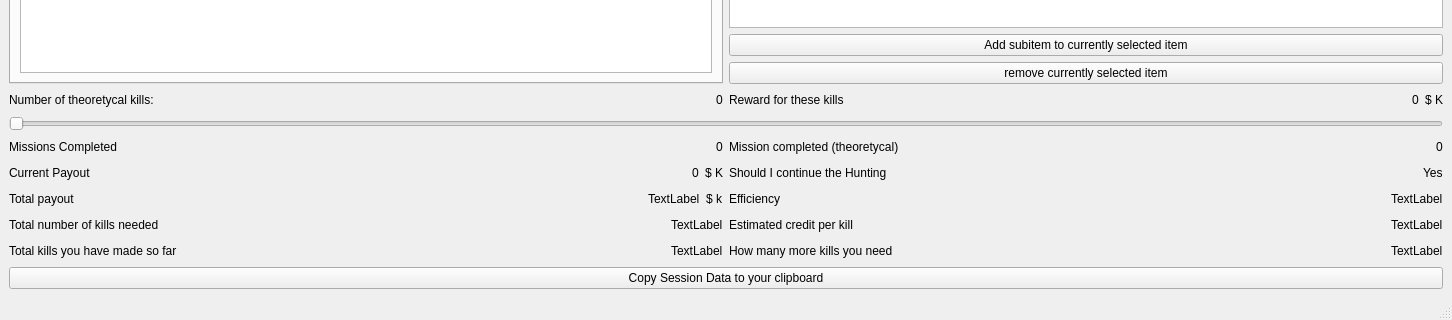
Qt form SRC/mainwindow.ui (aklakina/EliteMoney) before a commit; both pictures show x 0 to 1452 and y 419 to 739 of the 1452 by 739 pixel window.
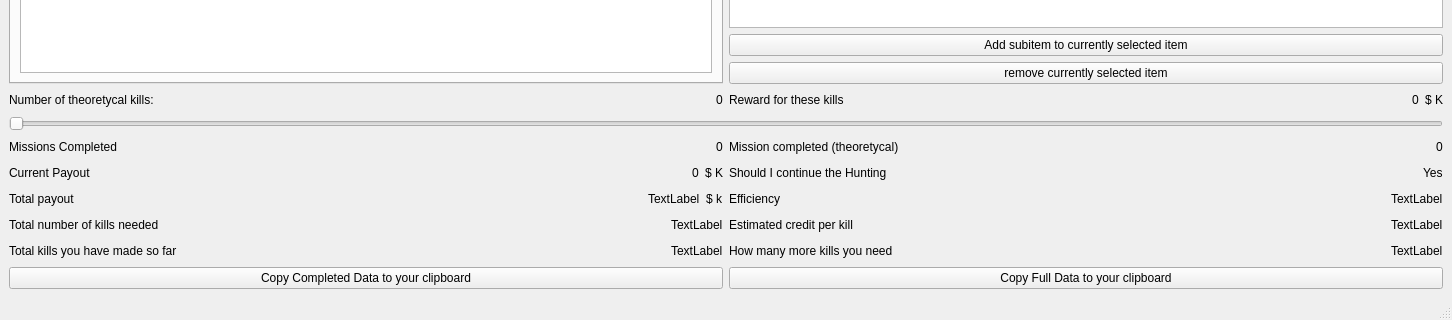
The same form after that commit.

The edit to the form file:
```diff
--- a/SRC/mainwindow.ui
+++ b/SRC/mainwindow.ui
@@ -559,10 +559,17 @@
       </item>
      </layout>
     </item>
-    <item row="5" column="0" colspan="2">
+    <item row="5" column="0">
      <widget class="QPushButton" name="Copy_data">
       <property name="text">
-       <string>Copy Session Data to your clipboard</string>
+       <string>Copy Completed Data to your clipboard</string>
+      </property>
+     </widget>
+    </item>
+    <item row="5" column="1">
+     <widget class="QPushButton" name="pushButton">
+      <property name="text">
+       <string>Copy Full Data to your clipboard</string>
       </property>
      </widget>
     </item>
```
